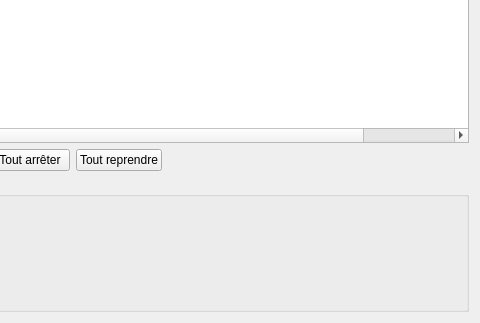
Above: ui/downloads.ui from MaximeCheramy/pyrex before the change; both pictures show x 118 to 598 and y 118 to 441 of the 598 by 441 pixel window. Below: the same form after it.
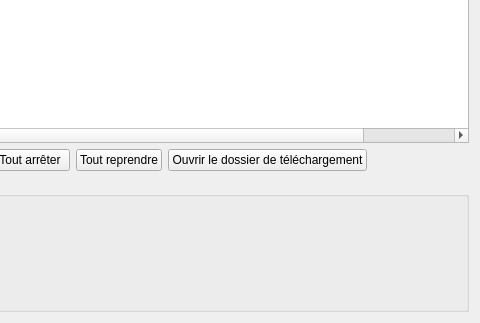
That is the form after the change. Icons and pictures are not drawn.

Commit message: selection multiple pour télécharger des fichiers.

Patch:
```diff
--- a/ui/downloads.ui
+++ b/ui/downloads.ui
@@ -185,6 +185,13 @@
        </property>
       </widget>
      </item>
+     <item>
+      <widget class="QPushButton" name="pushButton">
+       <property name="text">
+        <string>Ouvrir le dossier de téléchargement</string>
+       </property>
+      </widget>
+     </item>
      <item>
       <spacer name="horizontalSpacer_7">
        <property name="orientation">
```
The commit also changes 1 other file.
